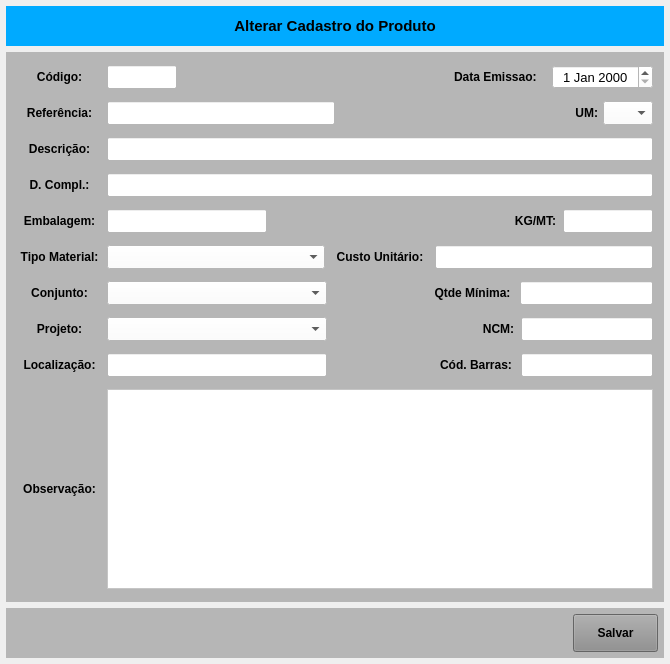
This is forms/tela_prod_alterar.ui in Azevedo84/erp_suzuki as Qt 5 draws it before an edit. The edited form follows.
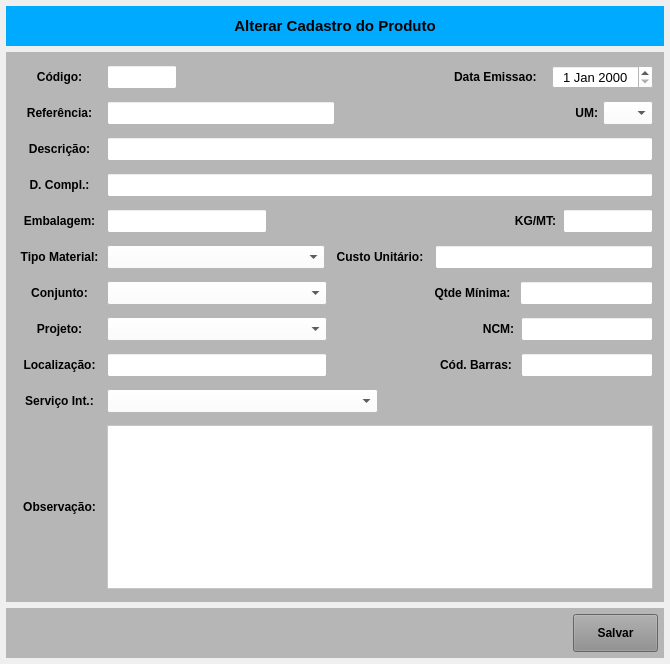
This is the edited form.

Diff of the .ui file:
```diff
--- a/forms/tela_prod_alterar.ui
+++ b/forms/tela_prod_alterar.ui
@@ -1628,6 +1628,109 @@
          </layout>
         </widget>
        </item>
+       <item>
+        <widget class="QWidget" name="widget_45" native="true">
+         <property name="minimumSize">
+          <size>
+           <width>0</width>
+           <height>30</height>
+          </size>
+         </property>
+         <property name="maximumSize">
+          <size>
+           <width>16777215</width>
+           <height>30</height>
+          </size>
+         </property>
+         <property name="styleSheet">
+          <string notr="true"/>
+         </property>
+         <layout class="QHBoxLayout" name="horizontalLayout_37">
+          <property name="spacing">
+           <number>5</number>
+          </property>
+          <property name="leftMargin">
+           <number>5</number>
+          </property>
+          <property name="topMargin">
+           <number>3</number>
+          </property>
+          <property name="rightMargin">
+           <number>5</number>
+          </property>
+          <property name="bottomMargin">
+           <number>3</number>
+          </property>
+          <item>
+           <widget class="QLabel" name="label_81">
+            <property name="minimumSize">
+             <size>
+              <width>85</width>
+              <height>0</height>
+             </size>
+            </property>
+            <property name="maximumSize">
+             <size>
+              <width>85</width>
+              <height>16777215</height>
+             </size>
+            </property>
+            <property name="font">
+             <font>
+              <pointsize>9</pointsize>
+              <weight>75</weight>
+              <bold>true</bold>
+             </font>
+            </property>
+            <property name="text">
+             <string>Serviço Int.:</string>
+            </property>
+            <property name="alignment">
+             <set>Qt::AlignCenter</set>
+            </property>
+           </widget>
+          </item>
+          <item>
+           <widget class="QComboBox" name="combo_Servico_Interno">
+            <property name="sizePolicy">
+             <sizepolicy hsizetype="Preferred" vsizetype="Preferred">
+              <horstretch>0</horstretch>
+              <verstretch>0</verstretch>
+             </sizepolicy>
+            </property>
+            <property name="minimumSize">
+             <size>
+              <width>100</width>
+              <height>0</height>
+             </size>
+            </property>
+            <property name="maximumSize">
+             <size>
+              <width>16777215</width>
+              <height>16777215</height>
+             </size>
+            </property>
+            <property name="font">
+             <font>
+              <pointsize>9</pointsize>
+             </font>
+            </property>
+            <property name="styleSheet">
+             <string notr="true">background-color: rgb(255, 255, 255);
+text-align: center;</string>
+            </property>
+           </widget>
+          </item>
+          <item>
+           <widget class="QLabel" name="label_12">
+            <property name="text">
+             <string/>
+            </property>
+           </widget>
+          </item>
+         </layout>
+        </widget>
+       </item>
        <item>
         <widget class="QWidget" name="widget_39" native="true">
          <property name="minimumSize">
```
Left out of the diff: 5 changed lines with no effect on the pictures.
